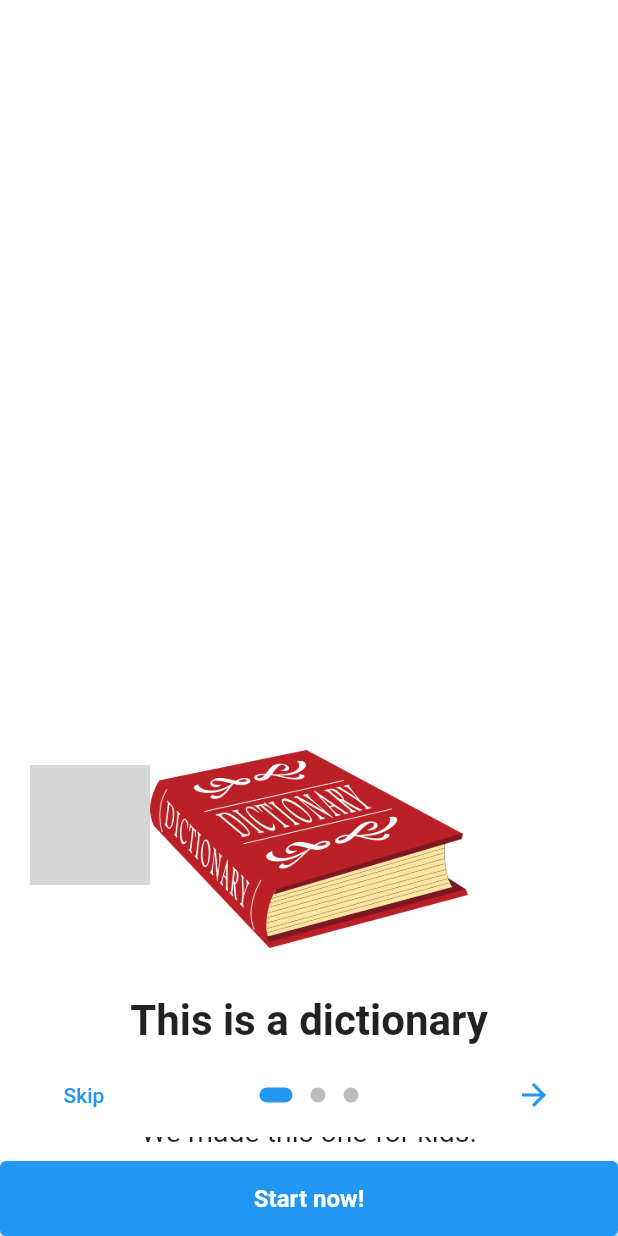
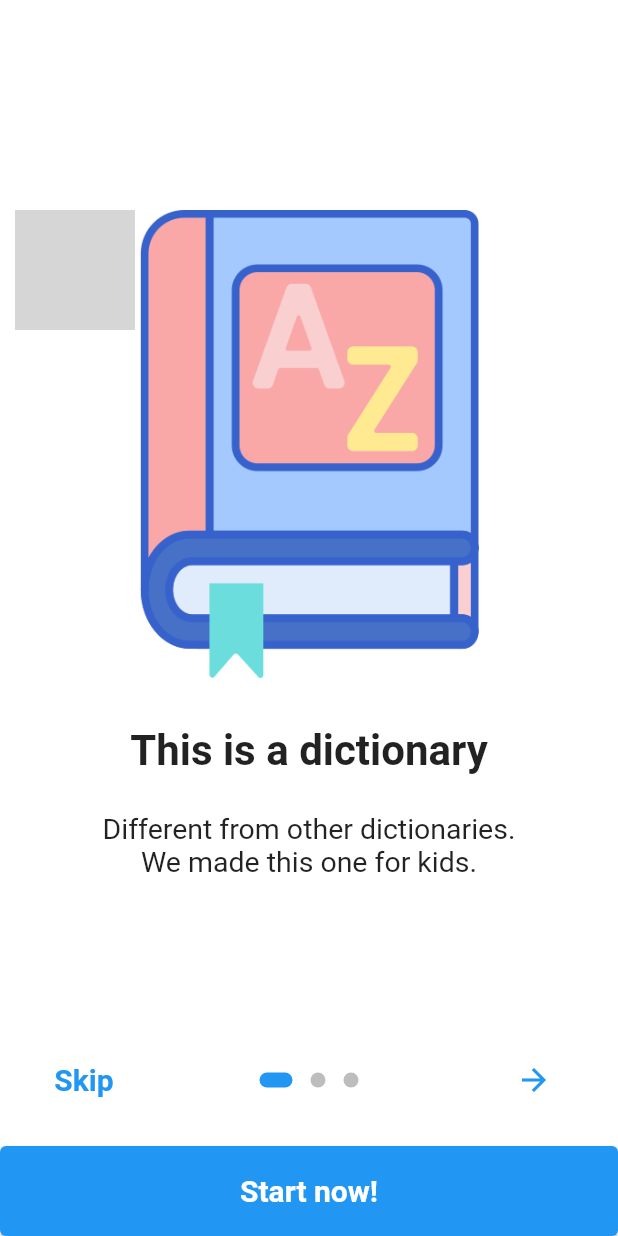
Before and after one commit to nvatuan/DoodleDict, a Flutter app: the screen it shows after launch, on a phone screen of 412 x 824 dp. Run offline on Flutter 3.47's test engine with Material 2 defaults, Android fonts, the light colour scheme and no system bars; drawn by our look-alikes of introduction_screen; our stand-ins replace carousel_slider, flutter_colorpicker, flutter_speed_dial, shared_preferences; missing offline and left inert: painter; grey boxes are pictures that could not be loaded.

```diff
--- a/lib/screens/home.dart
+++ b/lib/screens/home.dart
@@ -48,8 +48,8 @@ class _HomePageState extends State<HomePage> {
 
   static PainterController _newController() {
     PainterController controller = PainterController();
-    controller.thickness = 5.0;
-    controller.backgroundColor = const Color(0xFFE7E7E7);
+    controller.thickness = 8.0;
+    controller.backgroundColor = const Color(0xFFF0F0F0);
     return controller;
   }
 
--- a/lib/screens/intro.dart
+++ b/lib/screens/intro.dart
@@ -38,7 +38,7 @@ class _OnBoardingPageState extends State<OnBoardingPage> {
     return Scaffold(
       backgroundColor: Colors.white,
       body: Padding(
-        padding: const EdgeInsets.only(top: 500),
+        padding: const EdgeInsets.only(top: 140),
         child: IntroductionScreen(
           key: introKey,
           globalBackgroundColor: Colors.white,
@@ -46,18 +46,20 @@ class _OnBoardingPageState extends State<OnBoardingPage> {
             alignment: Alignment.topLeft,
             child: SafeArea(
               child: Padding(
-                padding: const EdgeInsets.only(top: 10, left: 20),
-                child: _buildImage('logo.png', 80),
-              ),
+                  padding: const EdgeInsets.only(left: 10),
+                  child: ClipRRect(
+                      borderRadius: BorderRadius.circular(14.0),
+                      child: Image.asset('assets/logo.png',
+                          width: 80, height: 80))),
             ),
           ),
           globalFooter: SizedBox(
             width: double.infinity,
-            height: 50,
+            height: 60,
             child: ElevatedButton(
               child: const Text(
                 'Start now!',
-                style: TextStyle(fontSize: 16.0, fontWeight: FontWeight.bold),
+                style: TextStyle(fontSize: 20.0, fontWeight: FontWeight.bold),
               ),
               onPressed: () => _onIntroEnd(context),
             ),
@@ -67,19 +69,19 @@ class _OnBoardingPageState extends State<OnBoardingPage> {
               title: "This is a dictionary",
               body:
                   "Different from other dictionaries.\nWe made this one for kids.",
-              image: _buildImage('img2.png'),
+              image: _buildImage('img1.png'),
               decoration: pageDecoration,
             ),
             PageViewModel(
               title: "Drawing your pictures",
-              body: "We wil show you what is that.",
-              image: _buildImage('img1.png'),
+              body: "We will show you what is that.",
+              image: _buildImage('img2.png'),
               decoration: pageDecoration,
             ),
             PageViewModel(
               title: "Let's draw your picture!",
               body: "And find out the answer.",
-              image: _buildImage('img3.jpg'),
+              image: _buildImage('img3.png'),
               decoration: pageDecoration,
             ),
           ],
@@ -89,10 +91,11 @@ class _OnBoardingPageState extends State<OnBoardingPage> {
           skipFlex: 0,
           nextFlex: 0,
           //rtl: true, // Display as right-to-left
-          skip: const Text('Skip'),
+          skip: const Text('Skip',
+              style: TextStyle(fontSize: 20, fontWeight: FontWeight.w600)),
           next: const Icon(Icons.arrow_forward),
-          done:
-              const Text('Done', style: TextStyle(fontWeight: FontWeight.w600)),
+          done: const Text('Done',
+              style: TextStyle(fontSize: 20, fontWeight: FontWeight.w600)),
           curve: Curves.fastLinearToSlowEaseIn,
           controlsMargin: const EdgeInsets.all(16),
           controlsPadding: kIsWeb
--- a/pubspec.yaml
+++ b/pubspec.yaml
@@ -42,6 +42,7 @@ dependencies:
   shared_preferences: ^2.0.8
   http: ^0.13.4
   transparent_image: ^2.0.0
+  flutter_speed_dial: ^4.6.6
 
 dev_dependencies:
   flutter_test:
```
Also changed, not shown: lib/screens/history.dart (+23 -14 lines), lib/screens/result.dart (+127 -35 lines), assets/china.png (added), assets/france.png (added), assets/img1.png, assets/img2.png, assets/img3.jpg (deleted), assets/img3.png (added), assets/japan.png (added), assets/loading.png (added), assets/russia.png (added), assets/united-kingdom.png (added), assets/vietnam.png (added), pubspec.lock, 1 other file.
